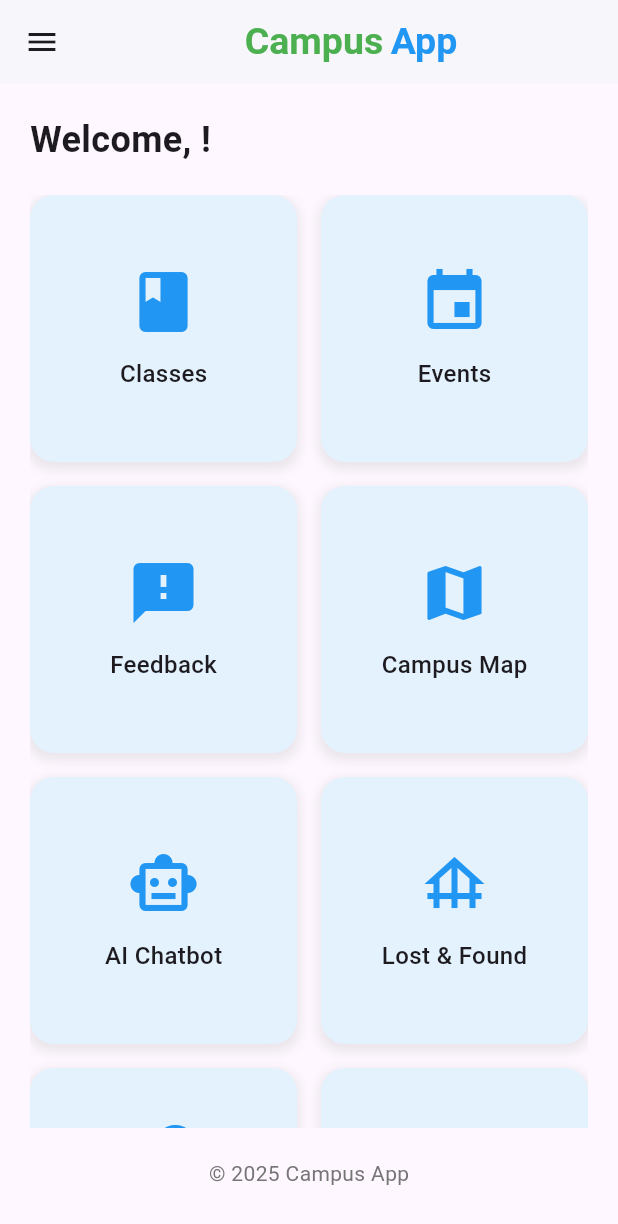
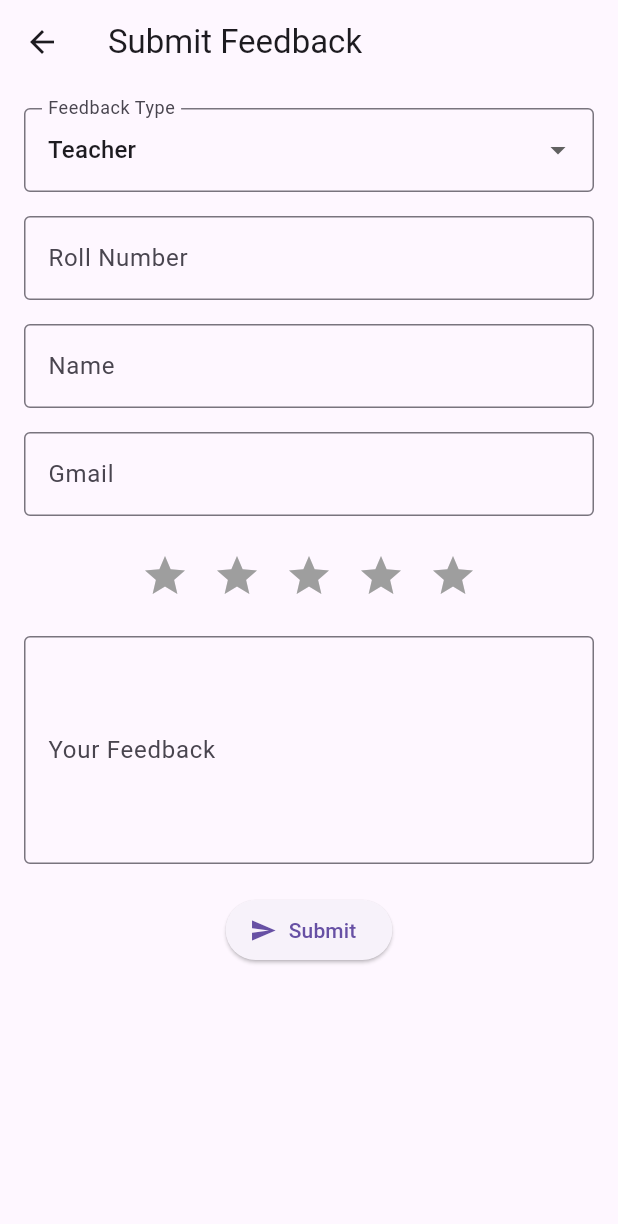
Before and after one commit to abhi2811mishra/Campus-App, a Flutter app: the Home screen opened directly, after a tap on "Feedback", on a phone screen of 412 x 824 dp. Shown: the top 1224 px of the screen. Run offline on Flutter 3.47's test engine with Material 3 defaults, Android fonts, the phone set to English and light mode, and no system bars; our stand-ins replace cloud_firestore, file_picker, firebase_auth, firebase_core, flutter_map, geolocator and 4 more; accounts and stored records are empty.

Commit message:
feedbackpage done

```diff
--- a/lib/homepage/homescreen.dart
+++ b/lib/homepage/homescreen.dart
@@ -2,6 +2,7 @@
 
 import 'package:campusapp/homepage/pages/ai_chatbot.dart';
 import 'package:campusapp/homepage/pages/event_main.dart';
+import 'package:campusapp/homepage/pages/feedback.dart';
 import 'package:campusapp/homepage/pages/map.dart';
 import 'package:campusapp/homepage/pages/profile.dart';
 import 'package:campusapp/homepage/pages/settings.dart';
@@ -139,6 +140,12 @@ class Home extends StatelessWidget {
                     icon: Icons.feedback,
                     label: 'Feedback',
                     onTap: () {
+                       Navigator.push(
+                            context,
+                         MaterialPageRoute(
+                            builder: (context) => FeedbackPage(),
+                          ),
+                      );
                       // Navigate to events screen
                     },
                   ),
--- /dev/null
+++ b/lib/homepage/pages/feedback.dart
@@ -0,0 +1,207 @@
+import 'package:cloud_firestore/cloud_firestore.dart';
+import 'package:flutter/material.dart';
+
+class FeedbackPage extends StatefulWidget {
+  const FeedbackPage({super.key});
+
+  @override
+  State<FeedbackPage> createState() => _FeedbackPageState();
+}
+
+class _FeedbackPageState extends State<FeedbackPage> {
+  final _formKey = GlobalKey<FormState>();
+
+  final _rollNoController = TextEditingController();
+  final _nameController = TextEditingController();
+  final _gmailController = TextEditingController();
+  final _feedbackController = TextEditingController();
+
+  String _selectedType = 'Teacher';
+  bool _isSubmitting = false;
+  int _starRating = 0;
+
+  @override
+  void dispose() {
+    _rollNoController.dispose();
+    _nameController.dispose();
+    _gmailController.dispose();
+    _feedbackController.dispose();
+    super.dispose();
+  }
+
+  Future<void> _submitFeedback() async {
+    if (!_formKey.currentState!.validate()) return;
+    if (_starRating == 0) {
+      ScaffoldMessenger.of(context).showSnackBar(
+        const SnackBar(content: Text('Please select a star rating')),
+      );
+      return;
+    }
+
+    setState(() => _isSubmitting = true);
+
+    final feedbackData = {
+      'type': _selectedType,
+      'rollNo': _rollNoController.text.trim(),
+      'name': _nameController.text.trim(),
+      'gmail': _gmailController.text.trim(),
+      'rating': _starRating,
+      'content': _feedbackController.text.trim(),
+      'timestamp': FieldValue.serverTimestamp(),
+    };
+
+    try {
+      await FirebaseFirestore.instance.collection('feedbacks').add(feedbackData);
+
+      ScaffoldMessenger.of(context).showSnackBar(
+        SnackBar(content: Text('Feedback for $_selectedType submitted!')),
+      );
+
+      // Clear all inputs after successful submission
+      _rollNoController.clear();
+      _nameController.clear();
+      _gmailController.clear();
+      _feedbackController.clear();
+      setState(() {
+        _starRating = 0;
+      });
+    } catch (e) {
+      ScaffoldMessenger.of(context).showSnackBar(
+        SnackBar(content: Text('Error submitting feedback: $e')),
+      );
+    } finally {
+      setState(() => _isSubmitting = false);
+    }
+  }
+
+  Widget _buildStar(int starIndex) {
+    return IconButton(
+      onPressed: () {
+        setState(() {
+          _starRating = starIndex;
+        });
+      },
+      icon: Icon(
+        Icons.star,
+        color: starIndex <= _starRating ? Colors.amber : Colors.grey,
+        size: 32,
+      ),
+      splashRadius: 24,
+      tooltip: '$starIndex star${starIndex > 1 ? "s" : ""}',
+    );
+  }
+
+  @override
+  Widget build(BuildContext context) {
+    return Scaffold(
+      appBar: AppBar(title: const Text("Submit Feedback")),
+      body: Padding(
+        padding: const EdgeInsets.all(16),
+        child: Form(
+          key: _formKey,
+          child: SingleChildScrollView(
+            child: Column(
+              children: [
+                DropdownButtonFormField<String>(
+                  value: _selectedType,
+                  decoration: const InputDecoration(
+                    labelText: "Feedback Type",
+                    border: OutlineInputBorder(),
+                  ),
+                  items: const [
+                    DropdownMenuItem(value: 'Teacher', child: Text('Teacher')),
+                    DropdownMenuItem(value: 'Mess', child: Text('Mess')),
+                  ],
+                  onChanged: (value) {
+                    setState(() => _selectedType = value!);
+                  },
+                ),
+                const SizedBox(height: 16),
+
+                TextFormField(
+                  controller: _rollNoController,
+                  decoration: const InputDecoration(
+                    labelText: "Roll Number",
+                    border: OutlineInputBorder(),
+                  ),
+                  validator: (value) {
+                    if (value == null || value.trim().isEmpty) {
+                      return 'Please enter your roll number';
+                    }
+                    return null;
+                  },
+                ),
+                const SizedBox(height: 16),
+
+                TextFormField(
+                  controller: _nameController,
+                  decoration: const InputDecoration(
+                    labelText: "Name",
+                    border: OutlineInputBorder(),
+                  ),
+                  validator: (value) {
+                    if (value == null || value.trim().isEmpty) {
+                      return 'Please enter your name';
+                    }
+                    return null;
+                  },
+                ),
+                const SizedBox(height: 16),
+
+                TextFormField(
+                  controller: _gmailController,
+                  decoration: const InputDecoration(
+                    labelText: "Gmail",
+                    border: OutlineInputBorder(),
+                  ),
+                  keyboardType: TextInputType.emailAddress,
+                  validator: (value) {
+                    if (value == null || value.trim().isEmpty) {
+                      return 'Please enter your Gmail';
+                    }
+                    if (!RegExp(r'^[\w-\.]+@gmail\.com$').hasMatch(value.trim())) {
+                      return 'Please enter a valid Gmail address';
+                    }
+                    return null;
+                  },
+                ),
+                const SizedBox(height: 16),
+
+                // Star Rating Row
+                Row(
+                  mainAxisAlignment: MainAxisAlignment.center,
+                  children: List.generate(5, (index) => _buildStar(index + 1)),
+                ),
+                const SizedBox(height: 16),
+
+                TextFormField(
+                  controller: _feedbackController,
+                  maxLines: 5,
+                  decoration: const InputDecoration(
+                    labelText: "Your Feedback",
+                    border: OutlineInputBorder(),
+                  ),
+                  validator: (value) {
+                    if (value == null || value.trim().isEmpty) {
+                      return 'Please enter some feedback';
+                    }
+                    return null;
+                  },
+                ),
+
+                const SizedBox(height: 20),
+                _isSubmitting
+                    ? const CircularProgressIndicator()
+                    : ElevatedButton.icon(
+                        onPressed: _submitFeedback,
+                        icon: const Icon(Icons.send),
+                        label: const Text("Submit"),
+                      ),
+              ],
+            ),
+          ),
+        ),
+      ),
+    );
+  }
+}
```
Also changed, not shown: lib/homepage/pages/map.dart (+65 -39 lines), pubspec.lock.
